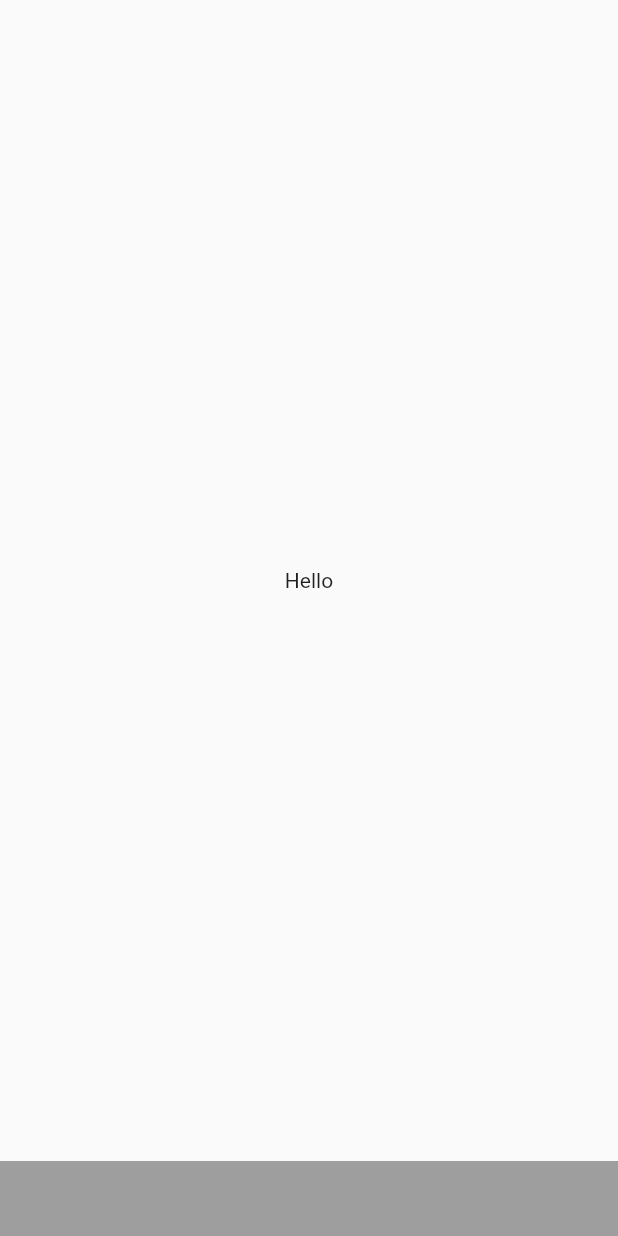
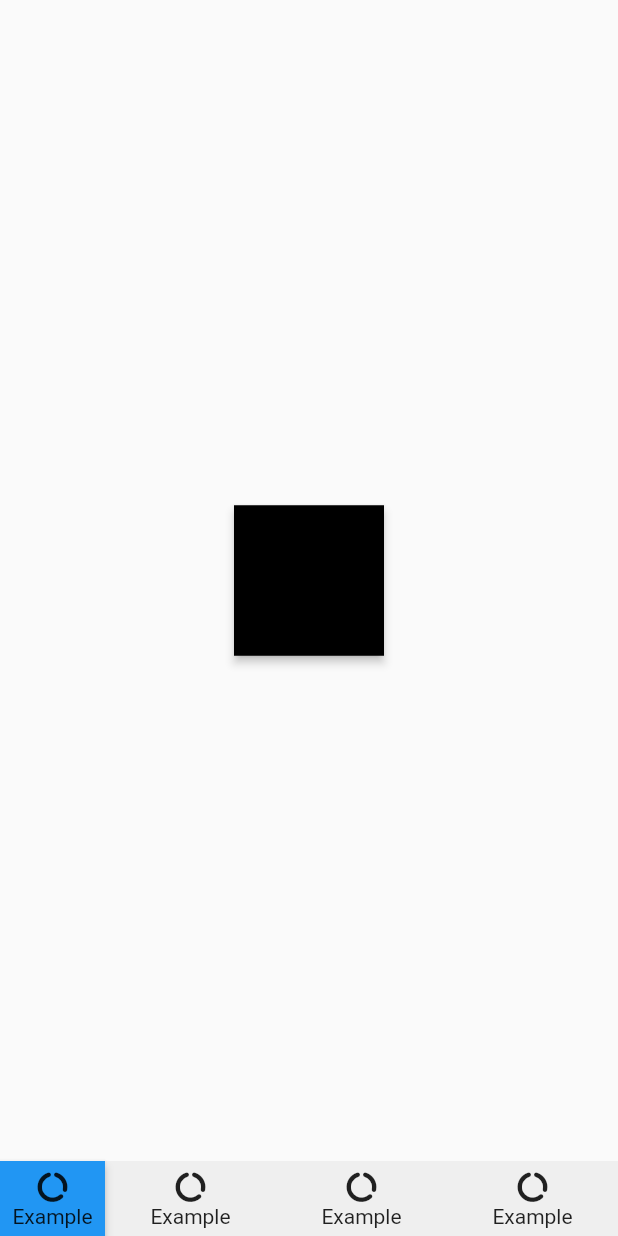
Before and after one commit to koukibadr/Shaped-Bottom-Bar, a Flutter app: the screen it shows after launch, on a phone screen of 412 x 824 dp. Run offline on Flutter 3.47's test engine with Material 2 defaults, Android fonts, the phone set to English and light mode, and no system bars.

Commit message:
add square shape to package library files

```diff
--- a/example/lib/main.dart
+++ b/example/lib/main.dart
@@ -1,5 +1,7 @@
 import 'package:flutter/material.dart';
 import 'package:shaped_bottom_bar/shaped_bottom_bar.dart';
+import 'package:shaped_bottom_bar/utils/shapes.dart';
+import 'package:shaped_bottom_bar/widgets/square.dart';
 
 void main() {
   runApp(MyApp());
@@ -9,19 +11,28 @@ class MyApp extends StatelessWidget {
   // This widget is the root of your application.
   @override
   Widget build(BuildContext context) {
+    var column = Column(
+      mainAxisAlignment: MainAxisAlignment.center,
+      children: [Icon(Icons.data_usage_rounded), Text("Example")],
+    );
     return MaterialApp(
       title: 'Flutter Demo',
       theme: ThemeData(
         primarySwatch: Colors.blue,
       ),
+
       home: Scaffold(
         bottomNavigationBar: ShapedBottomBar(
-          backgroundColor: Colors.grey,
-          items: [Container(),Container()]
+          items: [column,column,column,column],
+          onItemChanged: (position){
+
+          },
+          backgroundColor: Color(0xffefefef),
+          shape: ShapeType.SQUARE,
+          shapeColor: Colors.blue,
         ),
         body: Container(
-          width: double.infinity,
-          child: Center(child: Text("Hello")),
+          child: Center(child: SquareShape(background: Colors.black, child: Container(),size: 100,)),
         ),
       ),
     );
--- a/lib/shaped_bottom_bar.dart
+++ b/lib/shaped_bottom_bar.dart
@@ -2,6 +2,7 @@ library shaped_bottom_bar;
 
 import 'package:flutter/material.dart';
 import 'package:shaped_bottom_bar/utils/shapes.dart';
+import 'package:shaped_bottom_bar/widgets/square.dart';
 
 class ShapedBottomBar extends StatefulWidget {
   final double height;
@@ -11,18 +12,28 @@ class ShapedBottomBar extends StatefulWidget {
   final BorderRadius? cornerRadius;
   final List<Widget> items;
   final ShapeType shape;
+  final int selectedItemIndex;
+  final Color? shapeColor;
+  final Function(int) onItemChanged;
 
   ShapedBottomBar(
       {required this.items,
+      required this.onItemChanged,
       this.height = 50,
       this.width,
       this.backgroundColor = Colors.white,
       this.withRoundCorners = false,
       this.cornerRadius,
-      this.shape = ShapeType.NONE}) {
+      this.shape = ShapeType.NONE,
+      this.selectedItemIndex = 0,
+      this.shapeColor}) {
     if (this.withRoundCorners) {
       assert(this.cornerRadius != null);
     }
+    if (this.shape != ShapeType.NONE) {
+      assert(this.shapeColor != null);
+    }
+    assert(this.items.isNotEmpty);
   }
 
   @override
@@ -30,6 +41,14 @@ class ShapedBottomBar extends StatefulWidget {
 }
 
 class _ShapedBottomBarState extends State<ShapedBottomBar> {
+  late int selectedIndex;
+
+  @override
+  void initState() {
+    super.initState();
+    this.selectedIndex = this.widget.selectedItemIndex;
+  }
+
   @override
   Widget build(BuildContext context) {
     return Container(
@@ -39,6 +58,46 @@ class _ShapedBottomBarState extends State<ShapedBottomBar> {
           color: this.widget.backgroundColor,
           borderRadius:
               this.widget.withRoundCorners ? this.widget.cornerRadius : null),
+      child: Row(
+        crossAxisAlignment: CrossAxisAlignment.end,
+        children: renderBarItems(),
+      ),
     );
   }
+
+  List<Widget> renderBarItems() {
+    List<Widget> bottomBarItems = [];
+    for (var index = 0; index < this.widget.items.length; index++) {
+      var item = this.widget.items[index];
+      if (index == this.selectedIndex && this.widget.shape != ShapeType.NONE) {
+        bottomBarItems.add(renderSelectedItem(item));
+      } else {
+        bottomBarItems.add(Expanded(
+          flex: 1,
+          child: renderClickableWidget(index, item),
+        ));
+      }
+    }
+    return bottomBarItems;
+  }
+
+  Widget renderClickableWidget(int index, Widget widget) {
+    return InkWell(
+      onTap: () {
+        this.onItemSelected(index);
+      },
+      child: widget,
+    );
+  }
+
+  void onItemSelected(int position) {
+    this.widget.onItemChanged(position);
+    setState(() {
+      this.selectedIndex = position;
+    });
+  }
+
+  Widget renderSelectedItem(Widget baseWidget) {
+    return SquareShape(background: this.widget.shapeColor!, child: baseWidget,size: 70,);
+  }
 }
--- /dev/null
+++ b/lib/widgets/square.dart
@@ -0,0 +1,25 @@
+import 'package:flutter/material.dart';
+
+class SquareShape extends StatelessWidget {
+  final double size;
+  final Color background;
+  final Widget child;
+
+  SquareShape(
+      {required this.background, required this.child, this.size = 1000});
+
+  @override
+  Widget build(BuildContext context) {
+    return PhysicalModel(
+      color: Colors.black,
+      shadowColor: Colors.black,
+      elevation: 2.5,
+      child: Container(
+        width: this.size,
+        height: this.size,
+        color: this.background,
+        child: Center(child: this.child),
+      ),
+    );
+  }
+}
```
Also changed, not shown: lib/paint/paint_square.dart (added, +30 -0 lines), lib/widgets/vertical_item.dart (added, +27 -0 lines).
